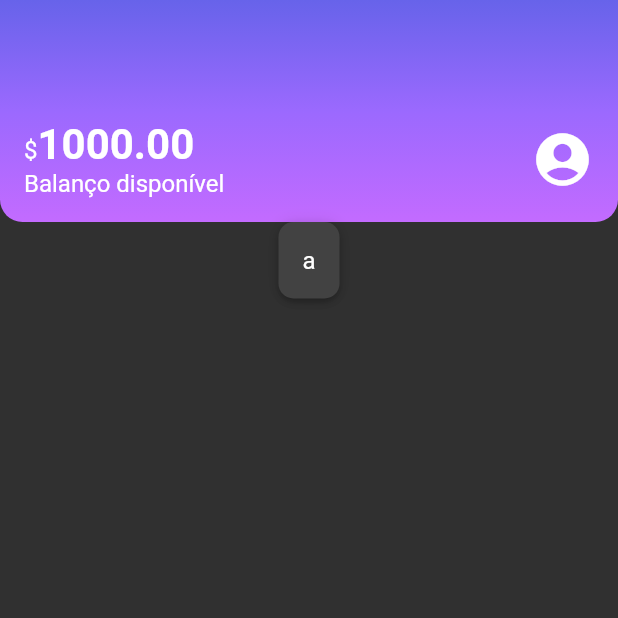
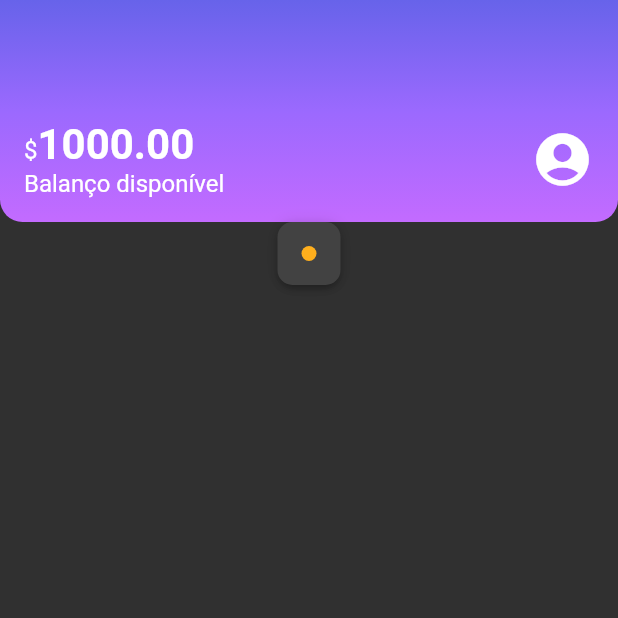
Before and after one commit to juriaCardozo/alubank_flutter, a Flutter app: the screen it shows after launch, on a phone screen of 412 x 824 dp, the top half of it. Run offline on Flutter 3.47's test engine with Material 2 defaults, Android fonts, the phone set to English and light mode, and no system bars.

Commit message:
Styling widgets division and dot

```diff
--- /dev/null
+++ b/lib/components/color_dor.dart
@@ -0,0 +1,18 @@
+import 'package:flutter/material.dart';
+
+class ColorDot extends StatelessWidget {
+  final Color? color;
+  const ColorDot({Key? key, required this.color}) : super(key: key);
+
+  @override
+  Widget build(BuildContext context) {
+    return Container(
+      width: 10.0,
+      height: 10.0,
+      decoration: BoxDecoration(
+        color: color,
+        borderRadius: BorderRadius.circular(10.0),
+      ),
+    );
+  }
+}
--- a/lib/screens/home.dart
+++ b/lib/screens/home.dart
@@ -1,4 +1,6 @@
 import 'package:alubank_flutter/components/box_card.dart';
+import 'package:alubank_flutter/components/color_dor.dart';
+import 'package:alubank_flutter/themes/theme_colors.dart';
 import 'package:flutter/material.dart';
 
 import '../components/sections/header.dart';
@@ -13,7 +15,9 @@ class Home extends StatelessWidget {
         children: [
           Header(),
           BoxCard(
-            boxContent: Text('a'),
+            boxContent: ColorDot(
+              color: ThemeColors.recentActivity['spent'],
+            ),
           ),
         ],
       ),
--- a/lib/themes/theme_colors.dart
+++ b/lib/themes/theme_colors.dart
@@ -8,4 +8,9 @@ class ThemeColors {
     Color.fromRGBO(155, 105, 254, 1.0),
     Color.fromRGBO(195, 107, 255, 1.0),
   ];
+  static const recentActivity = {
+    'spent': Color.fromRGBO(255, 175, 29, 1.0),
+    'income': Color.fromRGBO(191, 69, 198, 1.0),
+  };
+  static const division = Color.fromRGBO(166, 166, 166, 1.0);
 }
```
Also changed, not shown: lib/components/content_division.dart (added, +15 -0 lines).
